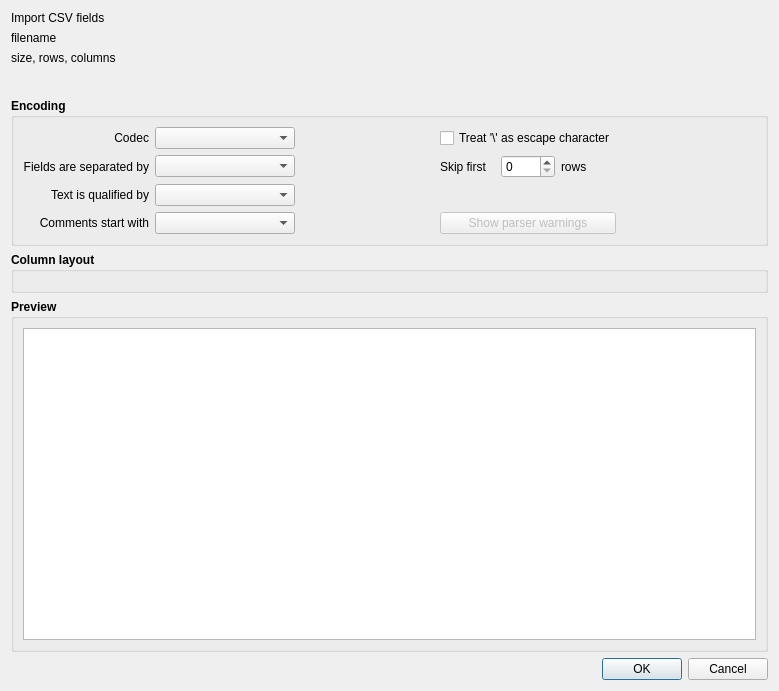
Old version of the form src/gui/csvImport/CsvImportWidget.ui in the repository keepassxreboot/keepassxc.
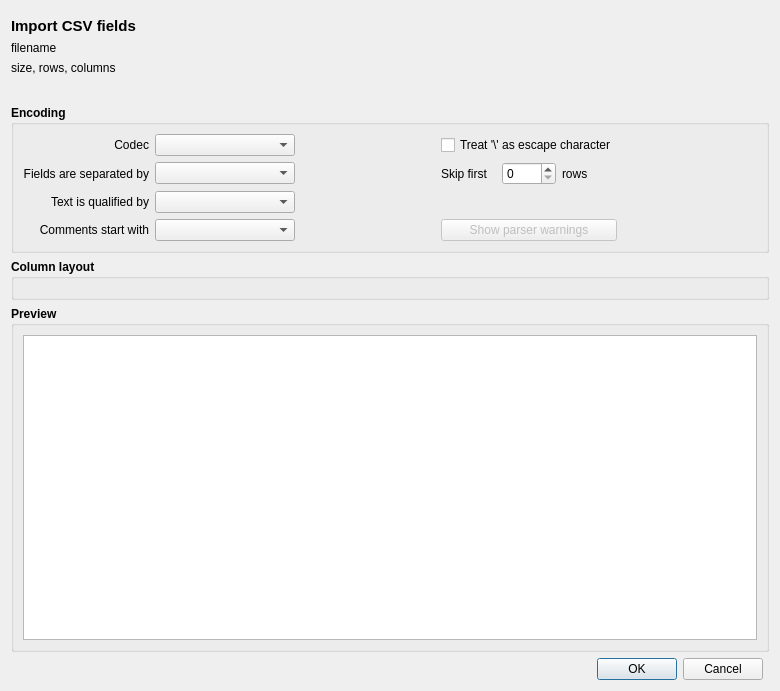
New version of the form. Custom widgets are drawn as their Qt base class.

Diff of the .ui file:
```diff
--- a/src/gui/csvImport/CsvImportWidget.ui
+++ b/src/gui/csvImport/CsvImportWidget.ui
@@ -14,7 +14,33 @@
    <string/>
   </property>
   <layout class="QGridLayout" name="gridLayout_4">
-   <item row="2" column="0">
+   <item row="2" column="0" colspan="2">
+    <spacer name="verticalSpacer">
+     <property name="orientation">
+      <enum>Qt::Vertical</enum>
+     </property>
+     <property name="sizeType">
+      <enum>QSizePolicy::Fixed</enum>
+     </property>
+     <property name="sizeHint" stdset="0">
+      <size>
+       <width>758</width>
+       <height>24</height>
+      </size>
+     </property>
+    </spacer>
+   </item>
+   <item row="6" column="0">
+    <widget class="QDialogButtonBox" name="buttonBox">
+     <property name="standardButtons">
+      <set>QDialogButtonBox::Cancel|QDialogButtonBox::Ok</set>
+     </property>
+     <property name="centerButtons">
+      <bool>false</bool>
+     </property>
+    </widget>
+   </item>
+   <item row="3" column="0" colspan="2">
     <widget class="QGroupBox" name="Encoding">
      <property name="minimumSize">
       <size>
@@ -377,17 +403,7 @@
      </layout>
     </widget>
    </item>
-   <item row="5" column="0">
-    <widget class="QDialogButtonBox" name="buttonBox">
-     <property name="standardButtons">
-      <set>QDialogButtonBox::Cancel|QDialogButtonBox::Ok</set>
-     </property>
-     <property name="centerButtons">
-      <bool>false</bool>
-     </property>
-    </widget>
-   </item>
-   <item row="3" column="0">
+   <item row="4" column="0" colspan="2">
     <widget class="QGroupBox" name="groupBoxColumnAssociations">
      <property name="font">
       <font>
@@ -409,50 +425,7 @@
      </layout>
     </widget>
    </item>
-   <item row="0" column="0">
-    <layout class="QVBoxLayout" name="verticalLayout">
-     <item>
-      <widget class="QLabel" name="labelHeadline">
-       <property name="sizePolicy">
-        <sizepolicy hsizetype="Preferred" vsizetype="Maximum">
-         <horstretch>0</horstretch>
-         <verstretch>0</verstretch>
-        </sizepolicy>
-       </property>
-       <property name="text">
-        <string>Import CSV fields</string>
-       </property>
-      </widget>
-     </item>
-     <item>
-      <widget class="QLabel" name="labelFilename">
-       <property name="sizePolicy">
-        <sizepolicy hsizetype="Preferred" vsizetype="Maximum">
-         <horstretch>0</horstretch>
-         <verstretch>0</verstretch>
-        </sizepolicy>
-       </property>
-       <property name="text">
-        <string>filename</string>
-       </property>
-      </widget>
-     </item>
-     <item>
-      <widget class="QLabel" name="labelSizeRowsCols">
-       <property name="sizePolicy">
-        <sizepolicy hsizetype="Preferred" vsizetype="Maximum">
-         <horstretch>0</horstretch>
-         <verstretch>0</verstretch>
-        </sizepolicy>
-       </property>
-       <property name="text">
-        <string>size, rows, columns</string>
-       </property>
-      </widget>
-     </item>
-    </layout>
-   </item>
-   <item row="4" column="0">
+   <item row="5" column="0" colspan="2">
     <widget class="QGroupBox" name="groupBoxPreview">
      <property name="sizePolicy">
       <sizepolicy hsizetype="Preferred" vsizetype="MinimumExpanding">
@@ -501,24 +474,69 @@
      </layout>
     </widget>
    </item>
-   <item row="1" column="0">
-    <spacer name="verticalSpacer">
-     <property name="orientation">
-      <enum>Qt::Vertical</enum>
-     </property>
-     <property name="sizeType">
-      <enum>QSizePolicy::Fixed</enum>
-     </property>
-     <property name="sizeHint" stdset="0">
-      <size>
-       <width>20</width>
-       <height>27</height>
-      </size>
-     </property>
-    </spacer>
+   <item row="0" column="0" rowspan="2">
+    <layout class="QVBoxLayout" name="verticalLayout">
+     <item>
+      <widget class="MessageWidget" name="messageWidget" native="true"/>
+     </item>
+     <item>
+      <widget class="QLabel" name="labelHeadline">
+       <property name="sizePolicy">
+        <sizepolicy hsizetype="Preferred" vsizetype="Maximum">
+         <horstretch>0</horstretch>
+         <verstretch>0</verstretch>
+        </sizepolicy>
+       </property>
+       <property name="font">
+        <font>
+         <pointsize>11</pointsize>
+         <weight>75</weight>
+         <bold>true</bold>
+        </font>
+       </property>
+       <property name="text">
+        <string>Import CSV fields</string>
+       </property>
+      </widget>
+     </item>
+     <item>
+      <widget class="QLabel" name="labelFilename">
+       <property name="sizePolicy">
+        <sizepolicy hsizetype="Preferred" vsizetype="Maximum">
+         <horstretch>0</horstretch>
+         <verstretch>0</verstretch>
+        </sizepolicy>
+       </property>
+       <property name="text">
+        <string>filename</string>
+       </property>
+      </widget>
+     </item>
+     <item>
+      <widget class="QLabel" name="labelSizeRowsCols">
+       <property name="sizePolicy">
+        <sizepolicy hsizetype="Preferred" vsizetype="Maximum">
+         <horstretch>0</horstretch>
+         <verstretch>0</verstretch>
+        </sizepolicy>
+       </property>
+       <property name="text">
+        <string>size, rows, columns</string>
+       </property>
+      </widget>
+     </item>
+    </layout>
    </item>
   </layout>
  </widget>
+ <customwidgets>
+  <customwidget>
+   <class>MessageWidget</class>
+   <extends>QWidget</extends>
+   <header>gui/MessageWidget.h</header>
+   <container>1</container>
+  </customwidget>
+ </customwidgets>
  <resources/>
  <connections/>
 </ui>
```
